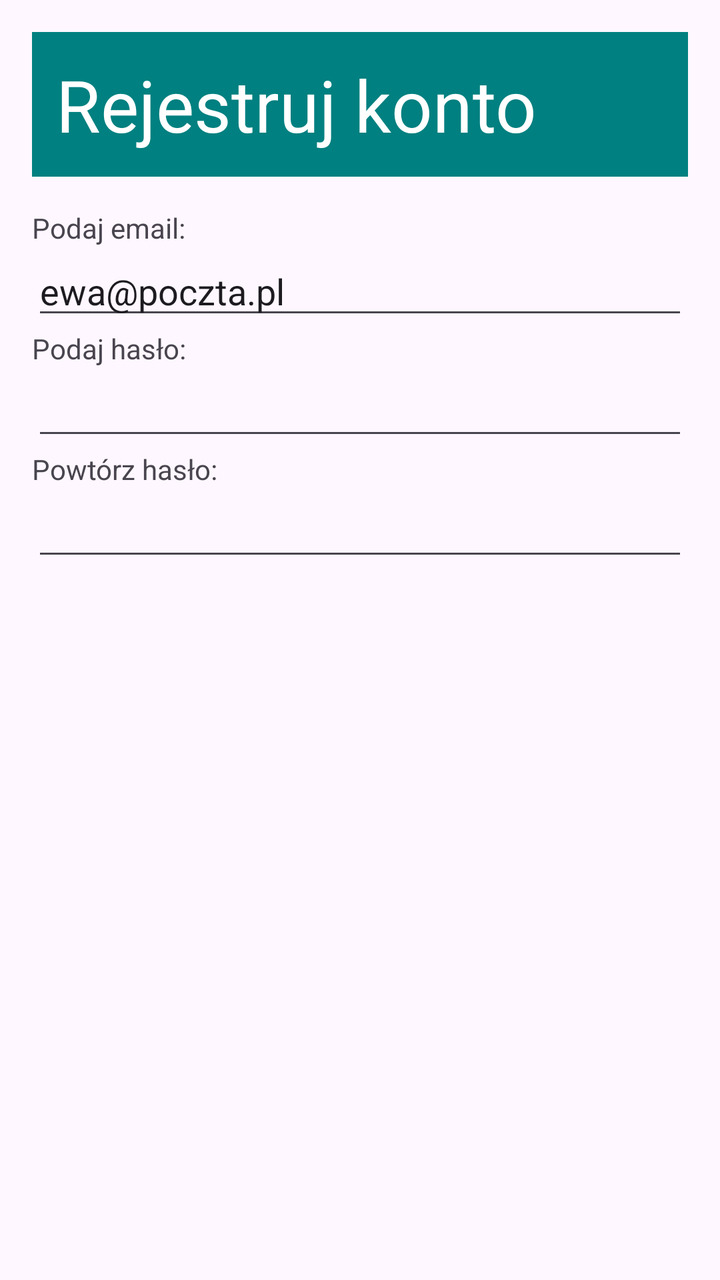
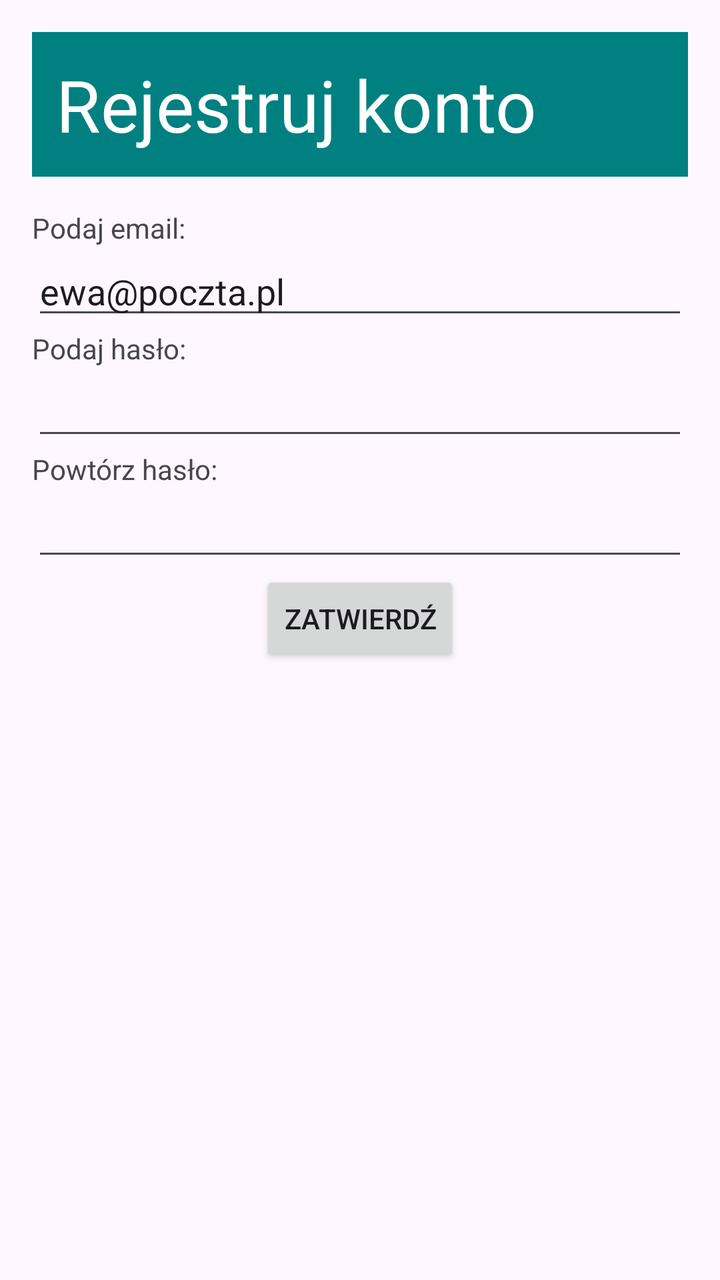

Compare the two renders of this Android layout. The source of the first and the diff that turns it into the second are given below.
<!-- AndroidManifest.xml: application theme Theme._2809 -->
<!-- res/layout/activity_main.xml -->
<?xml version="1.0" encoding="utf-8"?>
<LinearLayout xmlns:android="http://schemas.android.com/apk/res/android"
    xmlns:tools="http://schemas.android.com/tools"
    android:id="@+id/main"
    android:layout_width="match_parent"
    android:layout_height="match_parent"
    android:orientation="vertical"
    android:padding="16dp"
    tools:context=".MainActivity">

    <TextView
        android:id="@+id/tvTitle"
        android:layout_width="match_parent"
        android:layout_height="wrap_content"
        android:background="#008080"
        android:gravity="left"
        android:padding="12dp"
        android:text="Rejestruj konto"
        android:textColor="#FFFFFF"
        android:textSize="36sp" />

    <LinearLayout
        android:id="@+id/rowTop"
        android:layout_width="match_parent"
        android:layout_height="wrap_content"
        android:layout_marginTop="16dp"
        android:orientation="vertical">

        <TextView
            android:id="@+id/textView2"
            android:layout_width="match_parent"
            android:layout_height="wrap_content"
            android:text="@string/email"/>

        <EditText
            android:id="@+id/editTextTextEmailAddress"
            android:layout_width="match_parent"
            android:layout_height="wrap_content"
            android:ems="10"
            android:inputType="textEmailAddress"
            android:text="@string/email_tekst" />

        <TextView
            android:id="@+id/textView3"
            android:layout_width="match_parent"
            android:layout_height="wrap_content"
            android:text="@string/haslo"
            />

        <EditText
            android:id="@+id/editTextTextPassword2"
            android:layout_width="match_parent"
            android:layout_height="wrap_content"
            android:ems="10"
            android:inputType="textPassword"
            />
        <TextView
            android:id="@+id/textView3"
            android:layout_width="match_parent"
            android:layout_height="wrap_content"
            android:text="@string/haslo2"
            />
        <EditText
            android:id="@+id/editTextTextPassword3"
            android:layout_width="match_parent"
            android:layout_height="wrap_content"
            android:ems="10"
            android:inputType="textPassword" />

    </LinearLayout>




</LinearLayout>
<!-- resources referenced by this layout -->
<resources>
  <string name="email">Podaj email:</string>
  <string name="email_tekst">ewa@poczta.pl</string>
  <string name="haslo">Podaj hasło:</string>
  <string name="haslo2">Powtórz hasło:</string>
  <style name="Theme._2809" parent="Base.Theme._2809" />
  <style name="Base.Theme._2809" parent="Theme.Material3.DayNight.NoActionBar">
          
          
      </style>
</resources>

<!-- the commit's change to res/layout/activity_main.xml (unified diff, before → after) -->
@@ -69,7 +69,12 @@
 
     </LinearLayout>
 
-
+    <Button
+        android:id="@+id/button"
+        android:layout_width="wrap_content"
+        android:layout_height="wrap_content"
+        android:layout_gravity="center"
+        android:text="@string/przycisk" />
 
 
 </LinearLayout>
<!-- resource entries referenced after the edit -->
@@ -4,6 +4,7 @@
   <string name="email_tekst">ewa@poczta.pl</string>
   <string name="haslo">Podaj hasło:</string>
   <string name="haslo2">Powtórz hasło:</string>
+  <string name="przycisk">ZATWIERDŹ</string>
   <style name="Theme._2809" parent="Base.Theme._2809" />
   <style name="Base.Theme._2809" parent="Theme.Material3.DayNight.NoActionBar">
           
